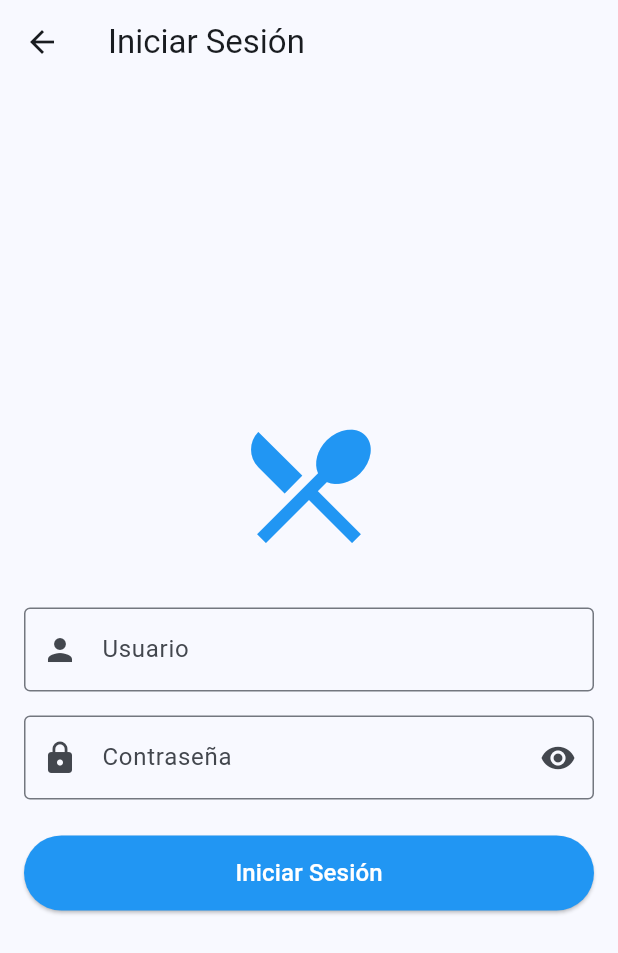
After one commit to Elnuget/menu1, a Flutter app: the screen it shows after launch, after a tap on the "admin panel settings" icon, on a phone screen of 412 x 824 dp. The commit adds this screen. Shown: the top 953 px of the screen. Run offline on Flutter 3.47's test engine with Material 3 defaults, Android fonts, the phone set to English and light mode, and no system bars; our stand-ins replace sqflite; accounts and stored records are empty.

Commit message:
bd y login

```diff
--- a/lib/main.dart
+++ b/lib/main.dart
@@ -2,8 +2,19 @@ import 'package:flutter/material.dart';
 import 'package:provider/provider.dart';
 import 'providers/cart_provider.dart';
 import 'screens/splash_screen.dart';
+import 'screens/login_screen.dart';
+import 'screens/menu_screen.dart';
+import 'services/database_service.dart';
 
-void main() {
+void main() async {
+  WidgetsFlutterBinding.ensureInitialized();
+
+  try {
+    await DatabaseService().connect();
+  } catch (e) {
+    print('Error connecting to database: $e');
+  }
+
   runApp(const MyApp());
 }
 
@@ -20,7 +31,12 @@ class MyApp extends StatelessWidget {
           colorScheme: ColorScheme.fromSeed(seedColor: Colors.blue),
           useMaterial3: true,
         ),
-        home: const SplashScreen(),
+        initialRoute: '/',
+        routes: {
+          '/': (context) => const SplashScreen(),
+          '/menu': (context) => const MenuScreen(),
+          '/login': (context) => const LoginScreen(),
+        },
       ),
     );
   }
--- /dev/null
+++ b/lib/models/user.dart
@@ -0,0 +1,31 @@
+class User {
+  final int id;
+  final String username;
+  final String email;
+  final bool isAdmin;
+
+  User({
+    required this.id,
+    required this.username,
+    required this.email,
+    this.isAdmin = false,
+  });
+
+  factory User.fromMap(Map<String, dynamic> map) {
+    return User(
+      id: map['id'],
+      username: map['username'],
+      email: map['email'],
+      isAdmin: map['is_admin'] == 1,
+    );
+  }
+
+  Map<String, dynamic> toMap() {
+    return {
+      'id': id,
+      'username': username,
+      'email': email,
+      'is_admin': isAdmin ? 1 : 0,
+    };
+  }
+}
--- /dev/null
+++ b/lib/screens/login_screen.dart
@@ -0,0 +1,163 @@
+import 'package:flutter/material.dart';
+import '../services/database_service.dart';
+import 'admin/admin_menu_screen.dart';
+
+class LoginScreen extends StatefulWidget {
+  const LoginScreen({super.key});
+
+  @override
+  State<LoginScreen> createState() => _LoginScreenState();
+}
+
+class _LoginScreenState extends State<LoginScreen> {
+  final _formKey = GlobalKey<FormState>();
+  final _usernameController = TextEditingController();
+  final _passwordController = TextEditingController();
+  bool _isLoading = false;
+  bool _obscurePassword = true;
+
+  Future<void> _login() async {
+    if (_formKey.currentState?.validate() ?? false) {
+      setState(() {
+        _isLoading = true;
+      });
+
+      try {
+        final user = await DatabaseService().login(
+          _usernameController.text,
+          _passwordController.text,
+        );
+
+        if (user != null && user.isAdmin) {
+          if (mounted) {
+            Navigator.pushReplacement(
+              context,
+              MaterialPageRoute(
+                builder: (context) => const AdminMenuScreen(),
+              ),
+            );
+          }
+        } else {
+          if (mounted) {
+            ScaffoldMessenger.of(context).showSnackBar(
+              const SnackBar(
+                content: Text('Usuario o contraseña incorrectos'),
+                backgroundColor: Colors.red,
+              ),
+            );
+          }
+        }
+      } catch (e) {
+        if (mounted) {
+          ScaffoldMessenger.of(context).showSnackBar(
+            SnackBar(
+              content: Text('Error: ${e.toString()}'),
+              backgroundColor: Colors.red,
+            ),
+          );
+        }
+      } finally {
+        if (mounted) {
+          setState(() {
+            _isLoading = false;
+          });
+        }
+      }
+    }
+  }
+
+  @override
+  void dispose() {
+    _usernameController.dispose();
+    _passwordController.dispose();
+    super.dispose();
+  }
+
+  @override
+  Widget build(BuildContext context) {
+    return Scaffold(
+      appBar: AppBar(
+        title: const Text('Iniciar Sesión'),
+        leading: IconButton(
+          icon: const Icon(Icons.arrow_back),
+          onPressed: () => Navigator.pushReplacementNamed(context, '/menu'),
+        ),
+      ),
+      body: Padding(
+        padding: const EdgeInsets.all(16.0),
+        child: Form(
+          key: _formKey,
+          child: Column(
+            mainAxisAlignment: MainAxisAlignment.center,
+            children: [
+              const Icon(
+                Icons.restaurant_menu,
+                size: 100,
+                color: Colors.blue,
+              ),
+              const SizedBox(height: 32),
+              TextFormField(
+                controller: _usernameController,
+                decoration: const InputDecoration(
+                  labelText: 'Usuario',
+                  prefixIcon: Icon(Icons.person),
+                  border: OutlineInputBorder(),
+                ),
+                validator: (value) {
+                  if (value == null || value.isEmpty) {
+                    return 'Por favor ingrese su usuario';
+                  }
+                  return null;
+                },
+              ),
+              const SizedBox(height: 16),
+              TextFormField(
+                controller: _passwordController,
+                decoration: InputDecoration(
+                  labelText: 'Contraseña',
+                  prefixIcon: const Icon(Icons.lock),
+                  suffixIcon: IconButton(
+                    icon: Icon(
+                      _obscurePassword ? Icons.visibility : Icons.visibility_off,
+                    ),
+                    onPressed: () {
+                      setState(() {
+                        _obscurePassword = !_obscurePassword;
+                      });
+                    },
+                  ),
+                  border: const OutlineInputBorder(),
+                ),
+                obscureText: _obscurePassword,
+                validator: (value) {
+                  if (value == null || value.isEmpty) {
+                    return 'Por favor ingrese su contraseña';
+                  }
+                  return null;
+                },
+              ),
+              const SizedBox(height: 24),
+              SizedBox(
+                width: double.infinity,
+                height: 50,
+                child: ElevatedButton(
+                  onPressed: _isLoading ? null : _login,
+                  style: ElevatedButton.styleFrom(
+                    backgroundColor: Colors.blue,
+                    foregroundColor: Colors.white,
+                  ),
+                  child: _isLoading
+                      ? const CircularProgressIndicator(color: Colors.white)
+                      : const Text(
+                          'Iniciar Sesión',
+                          style: TextStyle(fontSize: 16),
+                        ),
+                ),
+              ),
+            ],
+          ),
+        ),
+      ),
+    );
+  }
+}
--- a/lib/screens/menu_screen.dart
+++ b/lib/screens/menu_screen.dart
@@ -43,6 +43,12 @@ class _MenuScreenState extends State<MenuScreen> {
         title: const Text('Menú'),
         centerTitle: true,
         actions: [
+          IconButton(
+            icon: const Icon(Icons.admin_panel_settings),
+            onPressed: () {
+              Navigator.pushNamed(context, '/login');
+            },
+          ),
           IconButton(
             icon: Stack(
               children: [
--- /dev/null
+++ b/lib/services/database_service.dart
@@ -0,0 +1,179 @@
+import 'package:sqflite/sqflite.dart';
+import 'package:path/path.dart';
+import 'package:crypto/crypto.dart';
+import 'dart:convert';
+import '../models/menu_item.dart';
+import '../models/user.dart';
+
+class DatabaseService {
+  static final DatabaseService _instance = DatabaseService._internal();
+  Database? _db;
+
+  factory DatabaseService() {
+    return _instance;
+  }
+
+  DatabaseService._internal();
+
+  Future<void> connect() async {
+    try {
+      print('Intentando conectar a la base de datos...');
+      final databasesPath = await getDatabasesPath();
+      final path = join(databasesPath, 'menu.db');
+
+      _db = await openDatabase(
+        path,
+        version: 1,
+        onCreate: (Database db, int version) async {
+          // Crear tabla de usuarios
+          await db.execute('''
+            CREATE TABLE users (
+              id INTEGER PRIMARY KEY AUTOINCREMENT,
+              username TEXT UNIQUE NOT NULL,
+              password TEXT NOT NULL,
+              email TEXT UNIQUE NOT NULL,
+              is_admin INTEGER NOT NULL DEFAULT 0
+            )
+          ''');
+
+          // Crear tabla de menú
+          await db.execute('''
+            CREATE TABLE menu_items (
+              id INTEGER PRIMARY KEY AUTOINCREMENT,
+              name TEXT UNIQUE NOT NULL,
+              price REAL NOT NULL,
+              category TEXT NOT NULL
+            )
+          ''');
+
+          // Insertar usuario administrador por defecto
+          final passwordHash = sha256.convert(utf8.encode('admin123')).toString();
+          await db.insert('users', {
+            'username': 'admin',
+            'password': passwordHash,
+            'email': 'admin@restaurant.com',
+            'is_admin': 1,
+          });
+
+          // Insertar elementos de menú de ejemplo
+          await db.insert('menu_items', {
+            'name': 'Ensalada César',
+            'price': 8.99,
+            'category': 'Entradas',
+          });
+          await db.insert('menu_items', {
+            'name': 'Pizza Margarita',
+            'price': 12.99,
+            'category': 'Platos Fuertes',
+          });
+          await db.insert('menu_items', {
+            'name': 'Limonada',
+            'price': 3.99,
+            'category': 'Bebidas',
+          });
+          await db.insert('menu_items', {
+            'name': 'Tiramisú',
+            'price': 6.99,
+            'category': 'Postres',
+          });
+        },
+      );
+
+      print('Conexión exitosa a la base de datos');
+
+      // Verificar si la tabla users existe y tiene datos
+      final usersCount = await _db?.query('users');
+      print('Número de usuarios en la base de datos: ${usersCount?.length ?? 0}');
+
+      // Verificar si existe el usuario admin
+      final adminCheck = await _db?.query(
+        'users',
+        where: 'username = ?',
+        whereArgs: ['admin'],
+      );
+      print('¿Existe el usuario admin?: ${adminCheck?.isNotEmpty}');
+    } catch (e) {
+      print('Error al conectar a la base de datos: $e');
+      rethrow;
+    }
+  }
+
+  Future<User?> login(String username, String password) async {
+    try {
+      print('Intentando login con usuario: $username');
+
+      // Primero verificamos si el usuario existe
+      final userCheck = await _db?.query(
+        'users',
+        where: 'username = ?',
+        whereArgs: [username],
+      );
+      print('Usuario encontrado en la base de datos: ${userCheck?.isNotEmpty}');
+
+      // Calcular el hash de la contraseña
+      final passwordHash = sha256.convert(utf8.encode(password)).toString();
+
+      // Luego intentamos el login completo
+      final results = await _db?.query(
+        'users',
+        where: 'username = ? AND password = ?',
+        whereArgs: [username, passwordHash],
+      );
+
+      print('Resultados de la consulta de login: ${results?.length ?? 0} filas');
+
+      if (results != null && results.isNotEmpty) {
+        final user = User.fromMap(results.first);
+        print('Usuario encontrado: ${user.username}, isAdmin: ${user.isAdmin}');
+        return user;
+      }
+      print('No se encontró el usuario con las credenciales proporcionadas');
+      return null;
+    } catch (e) {
+      print('Error en login: $e');
+      rethrow;
+    }
+  }
+
+  Future<List<MenuItem>> getMenuItems() async {
+    final results = await _db?.query('menu_items');
+    return results?.map((row) => MenuItem(
+      name: row['name'] as String,
+      price: row['price'] as double,
+      category: row['category'] as String,
+    )).toList() ?? [];
+  }
+
+  Future<void> addMenuItem(MenuItem item) async {
+    await _db?.insert('menu_items', {
+      'name': item.name,
+      'price': item.price,
+      'category': item.category,
+    });
+  }
+
+  Future<void> updateMenuItem(MenuItem item, String originalName) async {
+    await _db?.update(
+      'menu_items',
+      {
+        'name': item.name,
+        'price': item.price,
+        'category': item.category,
+      },
+      where: 'name = ?',
+      whereArgs: [originalName],
+    );
+  }
+
+  Future<void> deleteMenuItem(String name) async {
+    await _db?.delete(
+      'menu_items',
+      where: 'name = ?',
+      whereArgs: [name],
+    );
+  }
+
+  void close() {
+    _db?.close();
+  }
+}
--- a/pubspec.yaml
+++ b/pubspec.yaml
@@ -14,6 +14,9 @@ dependencies:
   provider: ^6.1.1
   shared_preferences: ^2.2.2
   intl: ^0.19.0
+  sqflite: ^2.3.2
+  path: ^1.9.0
+  crypto: ^3.0.3
 
 dev_dependencies:
   flutter_test:
```
Also changed, not shown: lib/screens/admin/admin_menu_screen.dart (added, +205 -0 lines), pubspec.lock, 4 other files.
